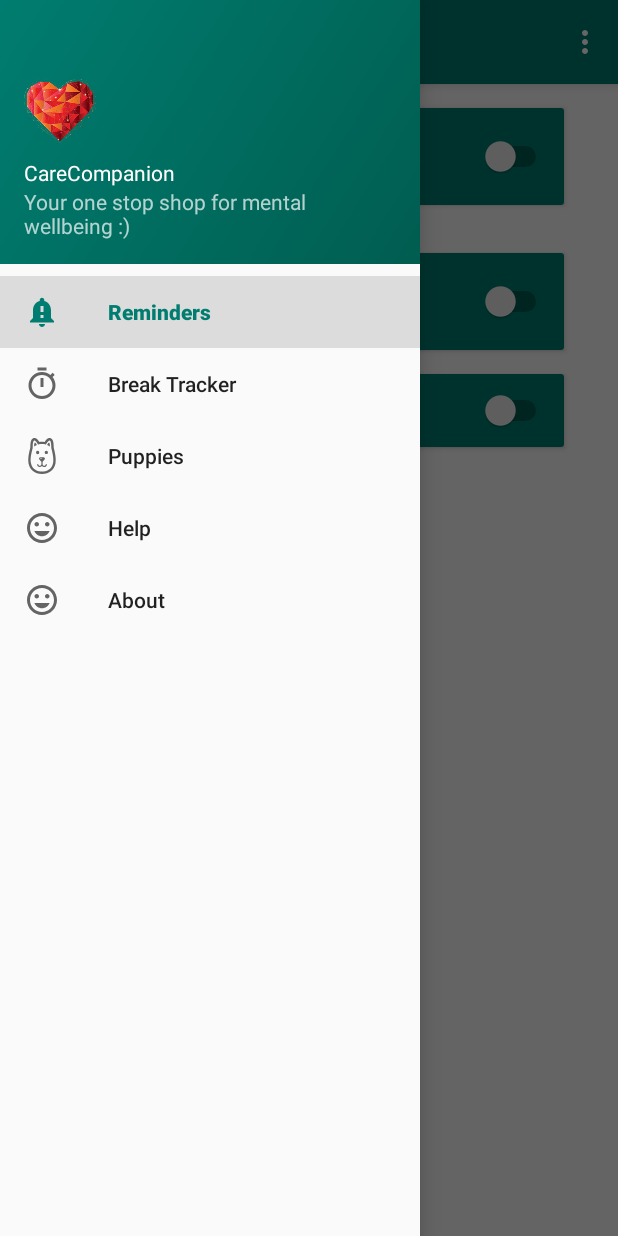
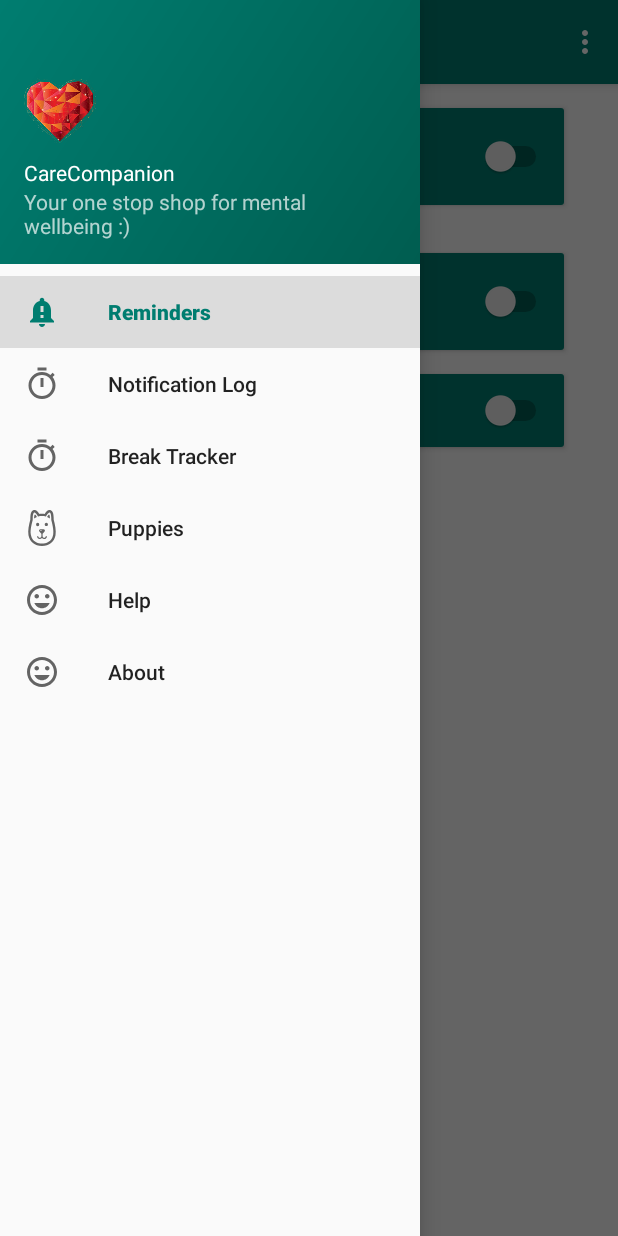
Before and after one commit to Mr-ttaM/CareCompanion, an Android app: the screen it shows after launch (MainActivity), with the side drawer open, on a phone screen of 412 x 824 dp. Run offline under Robolectric (Android 15) with nearby library versions, the phone set to English and light mode, and no system bars; our stand-ins replace navigation-ui.

Commit message:
Added notification log screen with static image

```diff
--- a/app/src/main/java/com/lovehack/carecompanion/MainActivity.kt
+++ b/app/src/main/java/com/lovehack/carecompanion/MainActivity.kt
@@ -41,8 +41,8 @@ class MainActivity : AppCompatActivity() {
         // Passing each menu ID as a set of Ids because each
         // menu should be considered as top level destinations.
         appBarConfiguration = AppBarConfiguration(setOf(
-            R.id.nav_reminders, R.id.nav_work_tracker, R.id.nav_puppies, R.id.nav_help,
-            R.id.nav_about), drawerLayout)
+            R.id.nav_reminders, R.id.nav_notification_log, R.id.nav_work_tracker, R.id.nav_puppies,
+            R.id.nav_help, R.id.nav_about), drawerLayout)
         setupActionBarWithNavController(navController, appBarConfiguration)
         navView.setupWithNavController(navController)
     }
--- a/app/src/main/res/menu/activity_main_drawer.xml
+++ b/app/src/main/res/menu/activity_main_drawer.xml
@@ -8,6 +8,10 @@
             android:id="@+id/nav_reminders"
             android:icon="@drawable/ic_notification_important_black"
             android:title="@string/menu_reminders"/>
+        <item
+            android:id="@+id/nav_notification_log"
+            android:icon="@drawable/ic_timer_black"
+            android:title="@string/menu_notification_log" />
         <item
             android:id="@+id/nav_work_tracker"
             android:icon="@drawable/ic_timer_black"
--- a/app/src/main/res/navigation/mobile_navigation.xml
+++ b/app/src/main/res/navigation/mobile_navigation.xml
@@ -10,6 +10,12 @@
         android:name="com.lovehack.carecompanion.ui.reminders.ReminderFragment"
         android:label="@string/menu_reminders"
         tools:layout="@layout/fragment_reminders" />
+
+    <fragment
+        android:id="@+id/nav_notification_log"
+        android:name="com.lovehack.carecompanion.ui.notificationlog.NotificationLogFragment"
+        android:label="@string/menu_notification_log"
+        tools:layout="@layout/fragment_notification_log" />
 
     <fragment
         android:id="@+id/nav_work_tracker"
--- a/app/src/main/res/values/strings.xml
+++ b/app/src/main/res/values/strings.xml
@@ -11,6 +11,7 @@
     <string name="menu_gallery">Gallery</string>
     <string name="menu_slideshow">Slideshow</string>
     <string name="menu_reminders">Reminders</string>
+    <string name="menu_notification_log">Notification Log</string>
     <string name="menu_work_tracker">Break Tracker</string>
     <string name="menu_puppies">Puppies</string>
     <string name="menu_settings">Settings</string>
```
Also changed, not shown: app/src/main/java/com/lovehack/carecompanion/ui/notificationlog/NotificationLogFragment.kt (added, +31 -0 lines), app/src/main/java/com/lovehack/carecompanion/ui/notificationlog/NotificationLogViewModel.kt (added, +13 -0 lines), app/src/main/res/layout/fragment_notification_log.xml (added, +17 -0 lines), app/src/main/res/drawable/notification_log.png (added).
